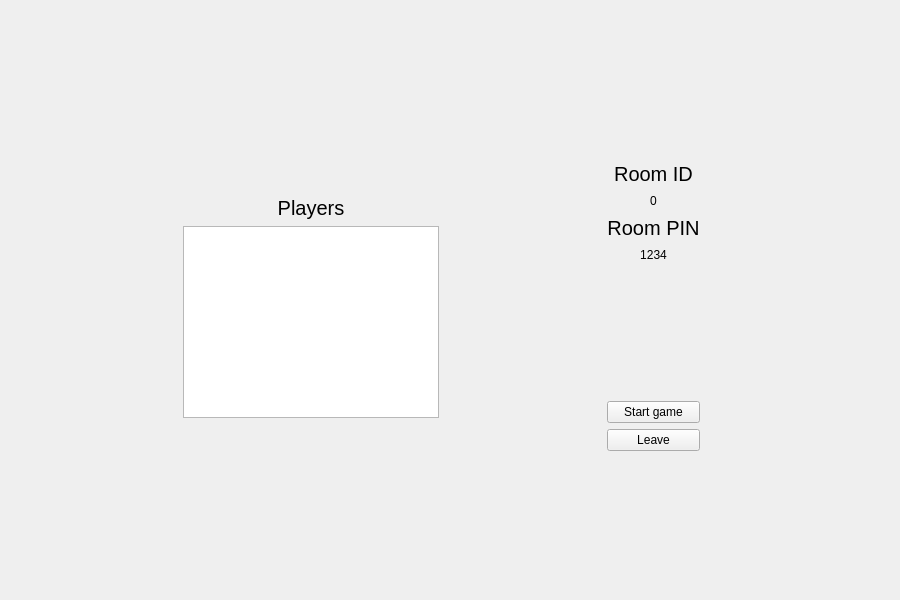
The window that src/client/LobbyWidget.ui (mikolajdlugolecki/hangman-online) describes before a commit, drawn with Qt 5.
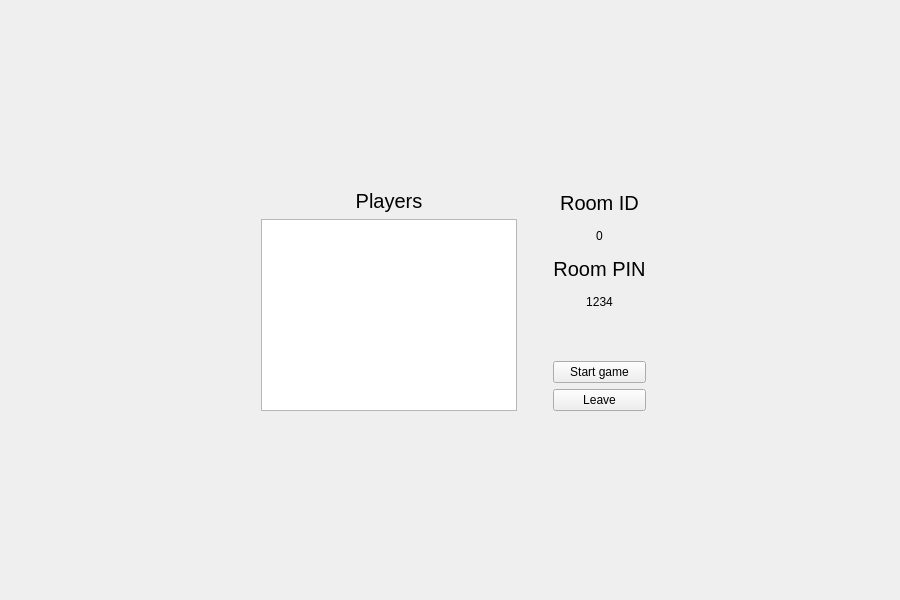
The same window after the commit.

Commit message: Make lobby widget scale with window and fix list not updating when joining

```diff
--- a/src/client/LobbyWidget.ui
+++ b/src/client/LobbyWidget.ui
@@ -10,18 +10,20 @@
     <height>600</height>
    </rect>
   </property>
+  <property name="sizePolicy">
+   <sizepolicy hsizetype="Preferred" vsizetype="Preferred">
+    <horstretch>0</horstretch>
+    <verstretch>0</verstretch>
+   </sizepolicy>
+  </property>
   <property name="windowTitle">
    <string>Form</string>
   </property>
-  <widget class="QWidget" name="layoutWidget">
-   <property name="geometry">
-    <rect>
-     <x>21</x>
-     <y>31</y>
-     <width>841</width>
-     <height>551</height>
-    </rect>
+  <layout class="QFormLayout" name="formLayout">
+   <property name="formAlignment">
+    <set>Qt::AlignHCenter|Qt::AlignTop</set>
    </property>
+   <item row="1" column="1">
    <layout class="QHBoxLayout" name="horizontalLayout">
     <item>
      <spacer name="horizontalSpacer_3">
@@ -38,19 +40,6 @@
     </item>
     <item>
      <layout class="QVBoxLayout" name="verticalLayout_2">
-      <item>
-       <spacer name="verticalSpacer_3">
-        <property name="orientation">
-         <enum>Qt::Vertical</enum>
-        </property>
-        <property name="sizeHint" stdset="0">
-         <size>
-          <width>20</width>
-          <height>40</height>
-         </size>
-        </property>
-       </spacer>
-      </item>
       <item>
        <widget class="QLabel" name="label_6">
         <property name="font">
@@ -76,19 +65,6 @@
         </property>
        </widget>
       </item>
-      <item>
-       <spacer name="verticalSpacer_4">
-        <property name="orientation">
-         <enum>Qt::Vertical</enum>
-        </property>
-        <property name="sizeHint" stdset="0">
-         <size>
-          <width>20</width>
-          <height>40</height>
-         </size>
-        </property>
-       </spacer>
-      </item>
      </layout>
     </item>
     <item>
@@ -96,9 +72,12 @@
       <property name="orientation">
        <enum>Qt::Horizontal</enum>
       </property>
+       <property name="sizeType">
+        <enum>QSizePolicy::Fixed</enum>
+       </property>
       <property name="sizeHint" stdset="0">
        <size>
-        <width>40</width>
+         <width>30</width>
         <height>20</height>
        </size>
       </property>
@@ -106,54 +85,30 @@
     </item>
     <item>
      <layout class="QGridLayout" name="gridLayout">
-      <item row="8" column="0">
-       <spacer name="verticalSpacer">
-        <property name="orientation">
-         <enum>Qt::Vertical</enum>
-        </property>
-        <property name="sizeHint" stdset="0">
-         <size>
-          <width>20</width>
-          <height>40</height>
-         </size>
-        </property>
-       </spacer>
-      </item>
-      <item row="0" column="0">
-       <spacer name="verticalSpacer_2">
-        <property name="orientation">
-         <enum>Qt::Vertical</enum>
-        </property>
-        <property name="sizeHint" stdset="0">
-         <size>
-          <width>20</width>
-          <height>40</height>
-         </size>
-        </property>
-       </spacer>
+       <item row="6" column="0">
+        <widget class="QPushButton" name="leaveRoomButton">
+         <property name="text">
+          <string>Leave</string>
+         </property>
+        </widget>
       </item>
       <item row="3" column="0">
-       <widget class="QLabel" name="label_5">
+        <widget class="QLabel" name="roomPinLabel">
         <property name="minimumSize">
          <size>
           <width>86</width>
-          <height>24</height>
-         </size>
-        </property>
-        <property name="font">
-         <font>
-          <pointsize>15</pointsize>
-         </font>
-        </property>
+           <height>18</height>
+          </size>
+         </property>
         <property name="text">
-         <string>Room PIN</string>
+          <string>1234</string>
         </property>
         <property name="alignment">
          <set>Qt::AlignCenter</set>
         </property>
        </widget>
       </item>
-      <item row="1" column="0">
+       <item row="0" column="0">
        <widget class="QLabel" name="label_2">
         <property name="minimumSize">
          <size>
@@ -174,11 +129,30 @@
         </property>
        </widget>
       </item>
-      <item row="5" column="0">
+       <item row="1" column="0">
+        <widget class="QLabel" name="roomIdLabel">
+         <property name="minimumSize">
+          <size>
+           <width>86</width>
+           <height>18</height>
+          </size>
+         </property>
+         <property name="text">
+          <string>0</string>
+         </property>
+         <property name="alignment">
+          <set>Qt::AlignCenter</set>
+         </property>
+        </widget>
+       </item>
+       <item row="4" column="0">
        <spacer name="verticalSpacer_5">
         <property name="orientation">
          <enum>Qt::Vertical</enum>
         </property>
+         <property name="sizeType">
+          <enum>QSizePolicy::Fixed</enum>
+         </property>
         <property name="sizeHint" stdset="0">
          <size>
           <width>20</width>
@@ -187,52 +161,34 @@
         </property>
        </spacer>
       </item>
-      <item row="6" column="0">
+       <item row="2" column="0">
+        <widget class="QLabel" name="label_5">
+         <property name="minimumSize">
+          <size>
+           <width>86</width>
+           <height>24</height>
+          </size>
+         </property>
+         <property name="font">
+          <font>
+           <pointsize>15</pointsize>
+          </font>
+         </property>
+         <property name="text">
+          <string>Room PIN</string>
+         </property>
+         <property name="alignment">
+          <set>Qt::AlignCenter</set>
+         </property>
+        </widget>
+       </item>
+       <item row="5" column="0">
        <widget class="QPushButton" name="startGameButton">
         <property name="text">
          <string>Start game</string>
         </property>
        </widget>
       </item>
-      <item row="4" column="0">
-       <widget class="QLabel" name="roomPinLabel">
-        <property name="minimumSize">
-         <size>
-          <width>86</width>
-          <height>18</height>
-         </size>
-        </property>
-        <property name="text">
-         <string>1234</string>
-        </property>
-        <property name="alignment">
-         <set>Qt::AlignCenter</set>
-        </property>
-       </widget>
-      </item>
-      <item row="2" column="0">
-       <widget class="QLabel" name="roomIdLabel">
-        <property name="minimumSize">
-         <size>
-          <width>86</width>
-          <height>18</height>
-         </size>
-        </property>
-        <property name="text">
-         <string>0</string>
-        </property>
-        <property name="alignment">
-         <set>Qt::AlignCenter</set>
-        </property>
-       </widget>
-      </item>
-      <item row="7" column="0">
-       <widget class="QPushButton" name="leaveRoomButton">
-        <property name="text">
-         <string>Leave</string>
-        </property>
-       </widget>
-      </item>
      </layout>
     </item>
     <item>
@@ -249,7 +205,34 @@
      </spacer>
     </item>
    </layout>
-  </widget>
+   </item>
+   <item row="0" column="1">
+    <spacer name="verticalSpacer">
+     <property name="orientation">
+      <enum>Qt::Vertical</enum>
+     </property>
+     <property name="sizeHint" stdset="0">
+      <size>
+       <width>20</width>
+       <height>40</height>
+      </size>
+     </property>
+    </spacer>
+   </item>
+   <item row="2" column="1">
+    <spacer name="verticalSpacer_2">
+     <property name="orientation">
+      <enum>Qt::Vertical</enum>
+     </property>
+     <property name="sizeHint" stdset="0">
+      <size>
+       <width>20</width>
+       <height>40</height>
+      </size>
+     </property>
+    </spacer>
+   </item>
+  </layout>
  </widget>
  <resources/>
  <connections/>
```
Lines whose indentation alone changed are shown as unchanged. The commit also changes 1 other file.
